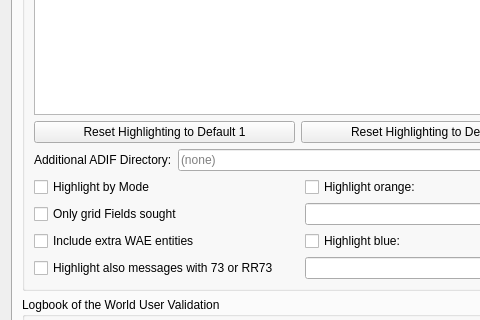
First picture: the form in Configuration.ui, repository WSJTX/wsjtx, before the edit; both pictures show x 0 to 480 and y 139 to 459 of the 864 by 716 pixel window.
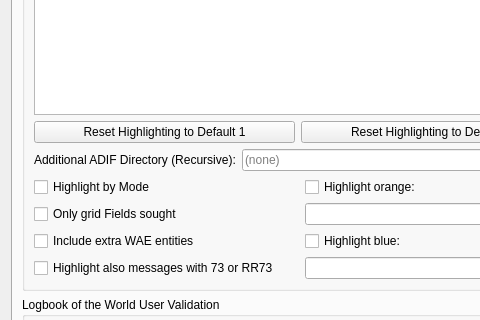
Second picture: the form after the edit. The open tabs and pages were chosen to show the change. Custom widgets are drawn as their Qt base class.

Commit message: made the label more descriptive

Patch:
```diff
--- a/Configuration.ui
+++ b/Configuration.ui
@@ -2857,7 +2857,7 @@
             <item>
              <widget class="QLabel" name="label_extra_adi_dir">
               <property name="text">
-               <string>Additional ADIF Directory:</string>
+               <string>Additional ADIF Directory (Recursive):</string>
               </property>
              </widget>
             </item>
```
